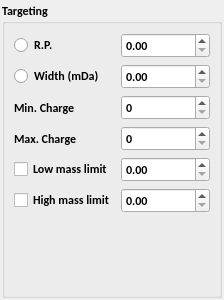
First picture: the form in src/libs/adwidgets/targetingform.ui, repository qtplatz/qtplatz, before the edit.
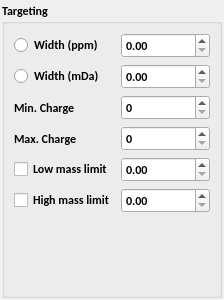
Second picture: the form after the edit.

Patch:
```diff
--- a/src/libs/adwidgets/targetingform.ui
+++ b/src/libs/adwidgets/targetingform.ui
@@ -56,7 +56,7 @@
           <item row="0" column="0">
            <widget class="QRadioButton" name="radioButtonRP">
             <property name="text">
-             <string>R.P.</string>
+             <string>Width (ppm)</string>
             </property>
            </widget>
           </item>
```
